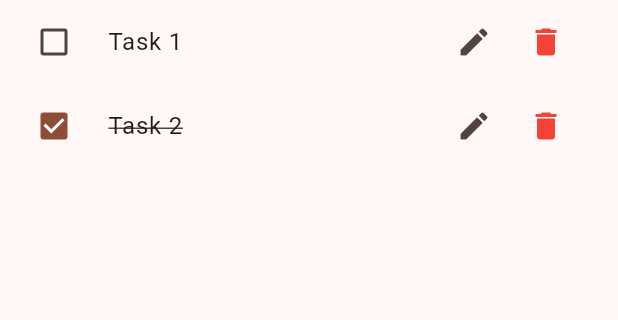
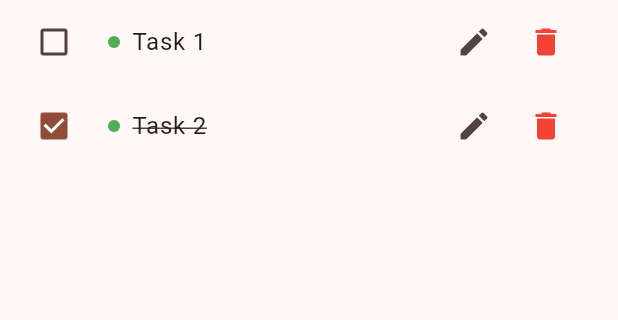
Before and after one commit to ishantbhurani/flutter-todo-app, a Flutter app: the screen it shows after launch, on a phone screen of 412 x 824 dp, the part 84-404 px from its top. Run offline on Flutter 3.47's test engine with Material 3 defaults, Android fonts, the phone set to English and light mode, and no system bars.

Commit message:
display task priority

```diff
--- a/lib/components/todo_list.dart
+++ b/lib/components/todo_list.dart
@@ -54,13 +54,26 @@ class TodoList extends StatelessWidget {
                   onChanged(todo);
                 }
               },
-              title: Text(
+              title: Row(
+                children: [
+                  Container(
+                    width: 8.0,
+                    height: 8.0,
+                    decoration: BoxDecoration(
+                      color: getPriorityColor(todo.priority),
+                      borderRadius: BorderRadius.circular(12),
+                    ),
+                  ),
+                  const SizedBox(width: 8.0),
+                  Text(
                     todo.task,
                     style: TextStyle(
                       decoration: todo.status
                           ? TextDecoration.lineThrough
                           : TextDecoration.none,
                     ),
+                  ),
+                ],
               ),
               controlAffinity: ListTileControlAffinity.leading,
               secondary: Row(
--- a/lib/utils.dart
+++ b/lib/utils.dart
@@ -1,3 +1,6 @@
+import 'dart:ui';
+
+import 'package:flutter/material.dart';
 import 'package:todo_app/model/todo.dart';
 
 final initialTodos = [
@@ -14,5 +17,11 @@ enum Filter {
 enum Priority {
   low,
   medium,
-  high,
+  high;
 }
+
+Color getPriorityColor(Priority priority) => switch (priority) {
+      Priority.high => Colors.red,
+      Priority.medium => Colors.yellow,
+      _ => Colors.green,
+    };
```
Lines whose indentation alone changed are shown as unchanged.
